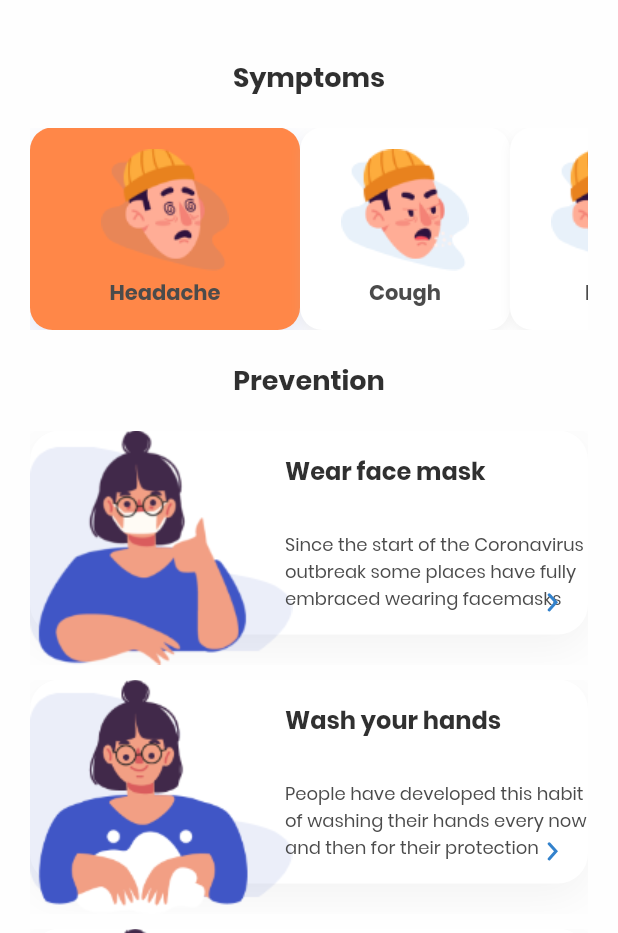
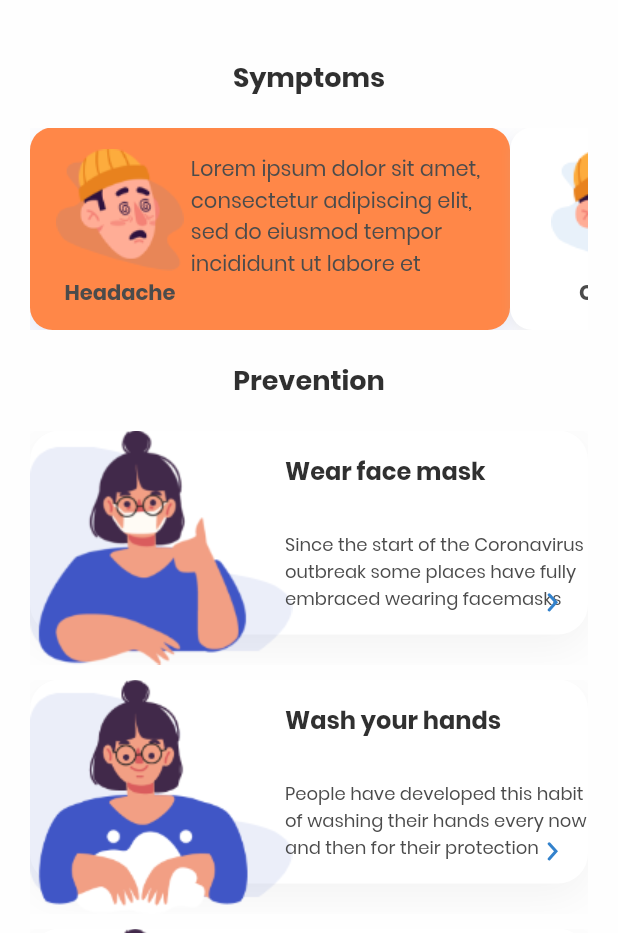
Before and after one commit to ihassanjavaid/COVID19-App, a Flutter app: the InfoScreen screen opened by its route, after a tap on "Headache", on a phone screen of 412 x 824 dp, the part 303-1236 px from its top. Run offline on Flutter 3.47's test engine with Material 2 defaults, Android fonts, the phone set to English and light mode, and no system bars; drawn by our look-alikes of auto_size_text; our stand-ins replace flutter_svg.

Commit message:
animated container fixed

```diff
--- a/lib/components/symptom_card_widget.dart
+++ b/lib/components/symptom_card_widget.dart
@@ -1,11 +1,15 @@
+import 'package:auto_size_text/auto_size_text.dart';
 import 'package:covid19/utilities/constants.dart';
+import 'package:flutter/cupertino.dart';
 import 'package:flutter/material.dart';
 
 class SymptomCard extends StatefulWidget {
   final String image;
   final String title;
   final bool isActive;
-  const SymptomCard({Key key, this.image, this.title, this.isActive = false})
+  String detailsText;
+
+  SymptomCard({Key key, this.image, this.title, this.isActive = false, this.detailsText})
       : super(key: key);
 
   @override
@@ -13,15 +17,17 @@ class SymptomCard extends StatefulWidget {
 }
 
 class _SymptomCardState extends State<SymptomCard> {
-  double _height = 100;
   double _width = 140;
   Color _color = Colors.white;
+  String _textDetailsString = '';
+  double _containerWidth = 0;
 
   _animateContainer(){
     setState(() {
-      _height = _height == 100 ? 180 : 100;
-      _width = _width == 140 ? 180 : 140;
+      _width = _width == 140 ? 320 : 140;
       _color = _color == Colors.white ? kInfectedColor : Colors.white;
+      _textDetailsString = _textDetailsString == "" ? widget.detailsText : '';
+      _containerWidth = _containerWidth == 0 ? 200 : 0;
     });
   }
 
@@ -33,7 +39,7 @@ class _SymptomCardState extends State<SymptomCard> {
       },
       child: AnimatedContainer(
         duration: Duration(milliseconds: 200),
-        height: _height,
+        height: 100,
         width: _width,
         padding: EdgeInsets.all(10),
         decoration: BoxDecoration(
@@ -52,7 +58,10 @@ class _SymptomCardState extends State<SymptomCard> {
                       color: kShadowColor,
                     ),
             ]),
-        child: Column(
+        child: Row(
+          mainAxisAlignment: MainAxisAlignment.center,
+          children: <Widget>[
+            Column(
               children: <Widget>[
                 Image.asset(
                   widget.image,
@@ -66,6 +75,19 @@ class _SymptomCardState extends State<SymptomCard> {
                 ),
               ],
             ),
+            AnimatedContainer(
+              duration: Duration(milliseconds: 800),
+              height: 100,
+              width: _containerWidth,
+              child: AutoSizeText(
+                _textDetailsString,
+                maxLines: 4,
+                overflow: TextOverflow.clip,
+                minFontSize: 14,
+              ),
+            )
+          ],
+        ),
       ),
     );
   }
--- a/lib/screens/info_screen.dart
+++ b/lib/screens/info_screen.dart
@@ -42,19 +42,27 @@ class InfoScreen extends StatelessWidget {
                           SymptomCard(
                             image: 'assets/images/headache.png',
                             title: 'Headache',
+                            detailsText:
+                            'Lorem ipsum dolor sit amet, consectetur adipiscing elit, sed do eiusmod tempor incididunt ut labore et dolore magna aliqua',
                             isActive: true,
                           ),
                           SymptomCard(
                             image: 'assets/images/caugh.png',
                             title: 'Cough',
+                            detailsText:
+                            'Lorem ipsum dolor sit amet, consectetur adipiscing elit, sed do eiusmod tempor incididunt ut labore et dolore magna aliqua',
                           ),
                           SymptomCard(
                             image: 'assets/images/fever.png',
                             title: 'Fever',
+                            detailsText:
+                            'Lorem ipsum dolor sit amet, consectetur adipiscing elit, sed do eiusmod tempor incididunt ut labore et dolore magna aliqua',
                           ),
                           SymptomCard(
                             image: 'assets/images/headache.png',
                             title: 'Lethargy',
+                            detailsText:
+                            'Lorem ipsum dolor sit amet, consectetur adipiscing elit, sed do eiusmod tempor incididunt ut labore et dolore magna aliqua',
                           ),
                         ],
                       ),
--- a/pubspec.yaml
+++ b/pubspec.yaml
@@ -28,6 +28,7 @@ dependencies:
   # The following adds the Cupertino Icons font to your application.
   # Use with the CupertinoIcons class for iOS style icons.
   cupertino_icons: ^0.1.3
+  auto_size_text: ^2.1.0
 
 dev_dependencies:
   flutter_test:
```
Also changed, not shown: pubspec.lock. Lines whose indentation alone changed are shown as unchanged.
